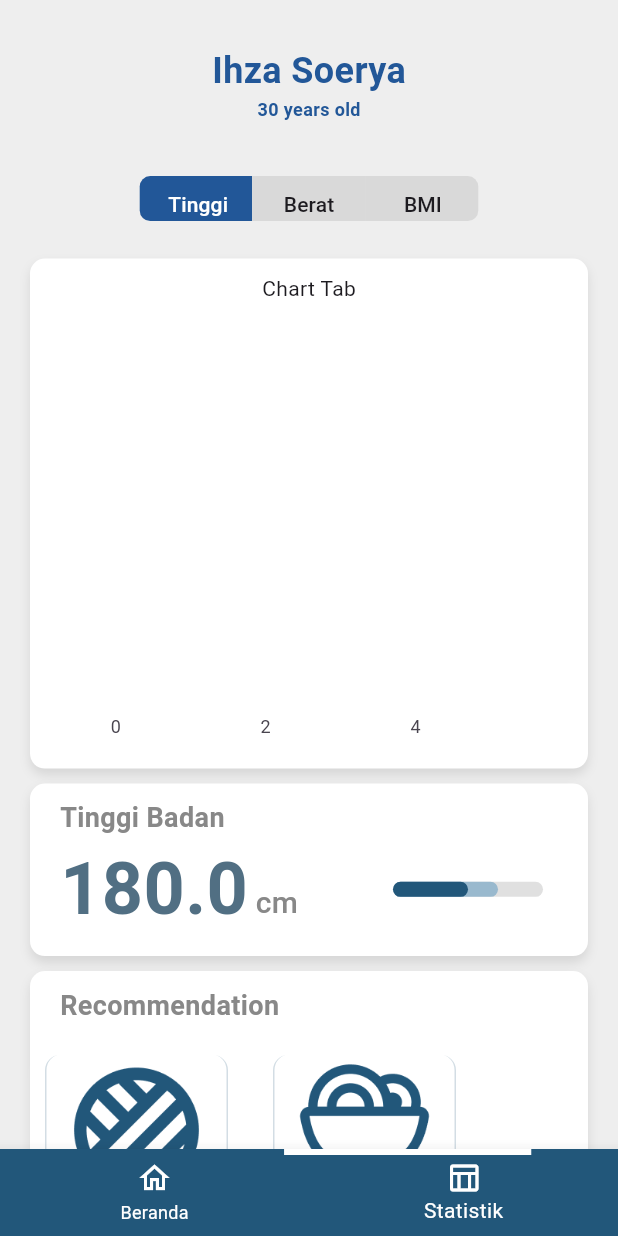
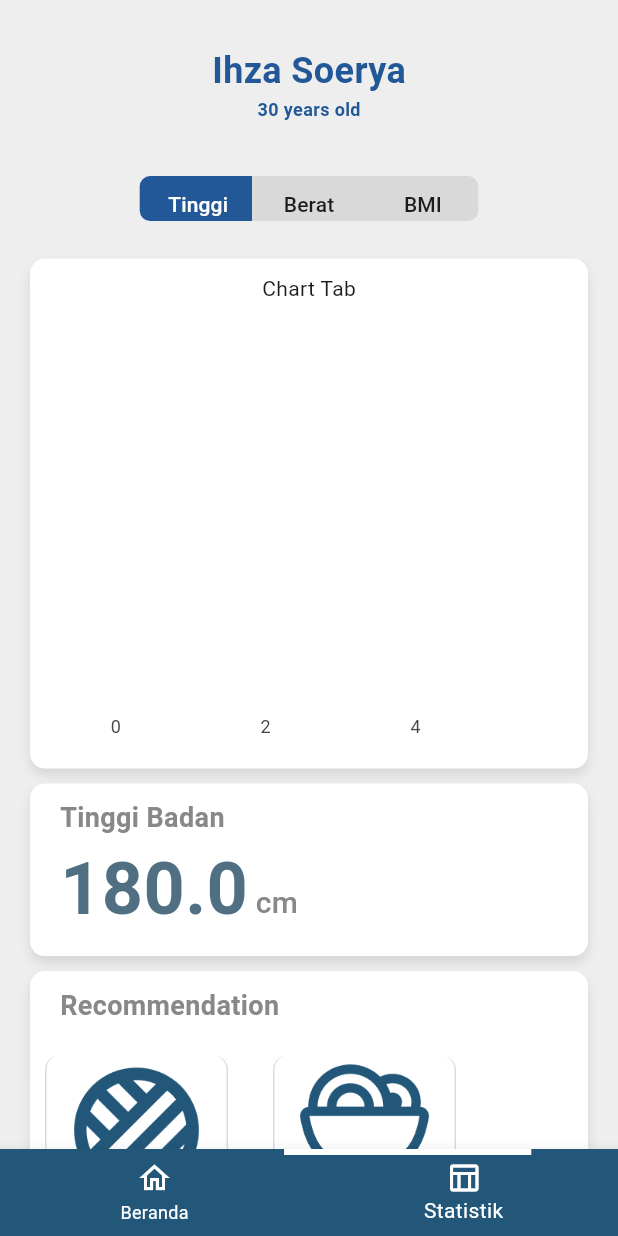
Before and after one commit to izasoerya/stun_sync, a Flutter app: the MainLayout screen opened by its route, item 2 of the bottom bar chosen, on a phone screen of 412 x 824 dp. Run offline on Flutter 3.47's test engine with Material 3 defaults, Android fonts, the phone set to English and light mode, and no system bars; our stand-ins replace awesome_snackbar_content, flutter_riverpod, go_router, permission_handler, riverpod, sqflite and 1 more; missing offline and left inert: excel, mqtt_client; accounts and stored records are empty.

Commit message:
readable code

```diff
--- a/lib/components/organism/height_tab_statistic.dart
+++ b/lib/components/organism/height_tab_statistic.dart
@@ -1,7 +1,6 @@
 import 'package:flutter/material.dart';
 import 'package:flutter_riverpod/flutter_riverpod.dart';
 import 'package:stun_sync/components/atom/content_container.dart';
-import 'package:stun_sync/components/atom/linear_gauge.dart';
 import 'package:stun_sync/components/atom/property_slider.dart';
 import 'package:stun_sync/components/atom/title_container.dart';
 import 'package:stun_sync/components/atom/unit_container.dart';
@@ -21,40 +20,55 @@ class HeightTab extends ConsumerWidget {
             padding: const EdgeInsets.only(left: 10),
             alignment: Alignment.topLeft,
             child: TitleContainer(
-              title: ref.watch(selectedRole.notifier).state == Property.height
-                  ? 'Tinggi Badan'
-                  : ref.watch(selectedRole.notifier).state == Property.weight
-                      ? 'Berat Badan'
-                      : 'BMI',
+              title: () {
+                switch (ref.watch(selectedRole.notifier).state) {
+                  case Property.height:
+                    return 'Tinggi Badan';
+                  case Property.weight:
+                    return 'Berat Badan';
+                  default:
+                    return 'BMI';
+                }
+              }(),
             ),
           ),
           Row(
             children: [
               const Padding(padding: EdgeInsets.only(left: 10)),
               ValueContainer(
-                value: ref.watch(selectedRole.notifier).state == Property.height
-                    ? ref.watch(userProfileProvider).height.toString()
-                    : ref.watch(selectedRole.notifier).state == Property.weight
-                        ? ref.watch(userProfileProvider).weight.toString()
-                        : ref.watch(userProfileProvider).bmi.toStringAsFixed(2),
+                value: () {
+                  switch (ref.watch(selectedRole.notifier).state) {
+                    case Property.height:
+                      return ref.watch(userProfileProvider).height.toString();
+                    case Property.weight:
+                      return ref.watch(userProfileProvider).weight.toString();
+                    default:
+                      return ref
+                          .watch(userProfileProvider)
+                          .bmi
+                          .toStringAsFixed(2);
+                  }
+                }(),
               ),
               const Padding(padding: EdgeInsets.only(right: 5)),
               Column(
                 children: [
                   const SizedBox(height: 18),
                   UnitContainer(
-                    unit: ref.watch(selectedRole.notifier).state ==
-                            Property.height
-                        ? 'cm'
-                        : ref.watch(selectedRole.notifier).state ==
-                                Property.weight
-                            ? 'kg'
-                            : '', // BMI does not have a unit
+                    unit: () {
+                      switch (ref.watch(selectedRole.notifier).state) {
+                        case Property.height:
+                          return 'cm';
+                        case Property.weight:
+                          return 'kg';
+                        default:
+                          return '';
+                      }
+                    }(),
                   ),
                 ],
               ),
               const Spacer(),
-              const LinearGauge(gauge: 1),
               const Padding(padding: EdgeInsets.only(right: 20)),
             ],
           )
```
